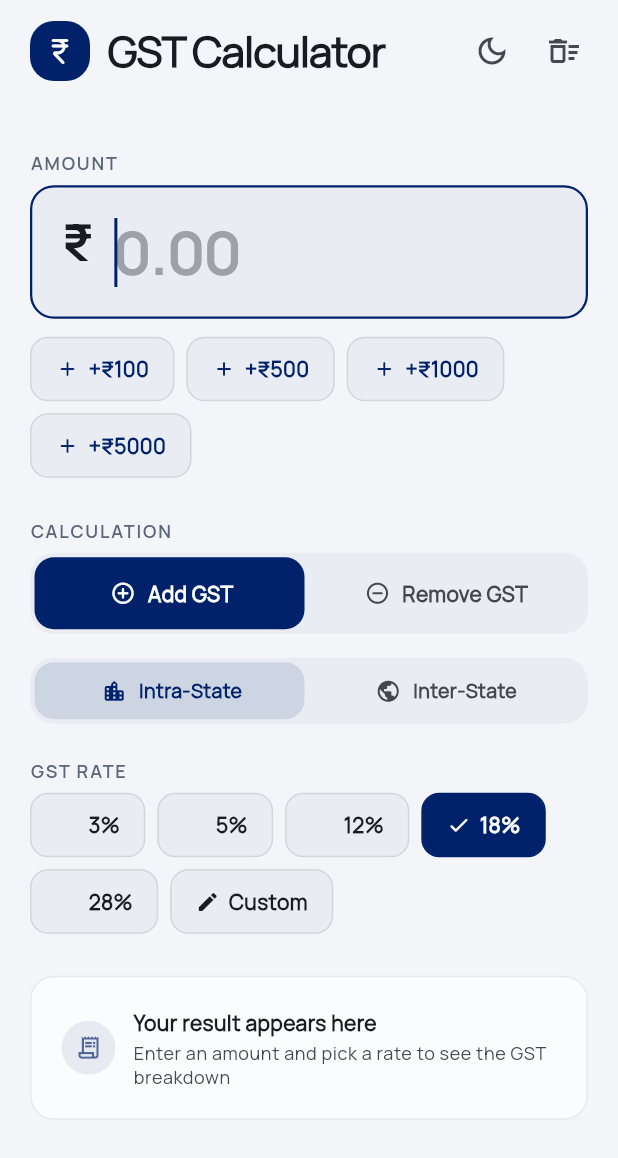
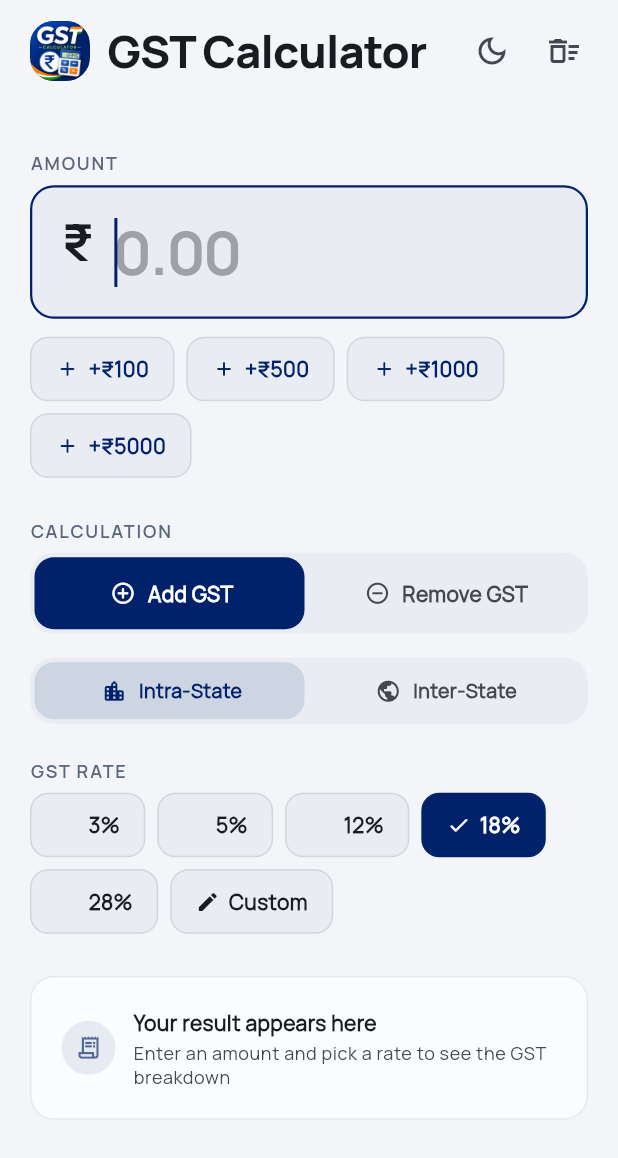
Before and after one commit to zindha/gst-calculator, a Flutter app: the GstCalculatorScreen screen opened directly, on a phone screen of 412 x 824 dp. Shown: the top 1158 px of the screen. Run offline on Flutter 3.47's test engine with Material 3 defaults, Android fonts, the phone set to English and light mode, and no system bars; our stand-ins replace flutter_riverpod, share_plus, shared_preferences; accounts and stored records are empty.

Commit message:
Show the app icon in the header and strengthen the wordmark
The header previously led with a generic rounded ₹ glyph; it now shows
the actual app launcher icon (app-icon.png) as a rounded 40px tile,
matching the icon artwork's navy background so the PNG blends cleanly.
The icon is now bundled as a Flutter asset.

The "GST Calculator" display title is also bolder (variable-font wght
800, 30sp, tighter -0.6 tracking) so the wordmark carries the same
strong, confident weight as the icon.

🤖 Generated with Codebuff
Co-Authored-By: Codebuff <noreply@codebuff.com>

```diff
--- a/lib/core/widgets/app_header.dart
+++ b/lib/core/widgets/app_header.dart
@@ -50,11 +50,15 @@ class AppHeader extends StatelessWidget {
                 overflow: TextOverflow.ellipsis,
                 style:
                     display
+                        // Display titles are extra bold (variable-font wght
+                        // 800) with tight tracking so the wordmark carries
+                        // the same strong, confident weight as the icon.
                         ? const TextStyle(
                           fontFamily: 'Manrope',
-                          fontSize: 28,
-                          fontWeight: FontWeight.w700,
-                          letterSpacing: -0.5,
+                          fontSize: 30,
+                          fontWeight: FontWeight.w800,
+                          letterSpacing: -0.6,
+                          fontVariations: [FontVariation('wght', 800)],
                         )
                         : theme.textTheme.titleLarge?.copyWith(
                           fontWeight: FontWeight.w700,
@@ -70,26 +74,29 @@ class AppHeader extends StatelessWidget {
   }
 }
 
-/// The calculator's brand mark — a rounded ₹ tile that anchors the header.
+/// The calculator's brand mark — the actual app launcher icon rendered as a
+/// small rounded tile that anchors the header (instead of a generic glyph).
 class BrandMark extends StatelessWidget {
   const BrandMark({super.key});
 
   @override
   Widget build(BuildContext context) {
     final theme = Theme.of(context);
-    final colorScheme = theme.colorScheme;
 
     return Container(
       width: 40,
       height: 40,
+      clipBehavior: Clip.antiAlias,
       decoration: BoxDecoration(
-        color: colorScheme.primary,
+        // Navy base matches the icon artwork's own background, so the PNG's
+        // transparent corners blend into one clean rounded tile.
+        color: theme.colorScheme.primary,
         borderRadius: BorderRadius.circular(AppRadius.md),
       ),
-      child: Icon(
-        Icons.currency_rupee_rounded,
-        size: 22,
-        color: colorScheme.onPrimary,
+      child: Image.asset(
+        'app-icon.png',
+        fit: BoxFit.cover,
+        semanticLabel: 'GST Calculator app icon',
       ),
     );
   }
--- a/pubspec.yaml
+++ b/pubspec.yaml
@@ -24,6 +24,8 @@ dev_dependencies:
 
 flutter:
   uses-material-design: true
+  assets:
+    - app-icon.png
   fonts:
     - family: Fraunces
       fonts:
```
